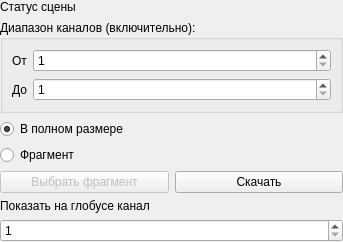
The window that src/geoPortal/ui/SceneOperationsWidget.ui (AlexBobkov/hyexplorer) describes before a commit, drawn with Qt 5.
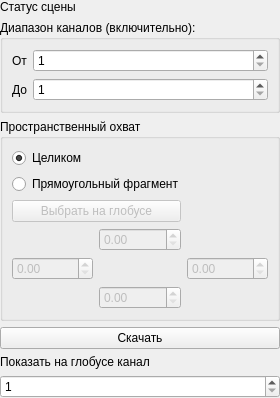
The same window after the commit.

```diff
--- a/src/geoPortal/ui/SceneOperationsWidget.ui
+++ b/src/geoPortal/ui/SceneOperationsWidget.ui
@@ -6,14 +6,14 @@
    <rect>
     <x>0</x>
     <y>0</y>
-    <width>343</width>
-    <height>220</height>
+    <width>280</width>
+    <height>358</height>
    </rect>
   </property>
   <property name="windowTitle">
    <string>Form</string>
   </property>
-  <layout class="QVBoxLayout" name="verticalLayout_2">
+  <layout class="QVBoxLayout" name="verticalLayout">
    <property name="margin">
     <number>0</number>
    </property>
@@ -25,13 +25,7 @@
     </widget>
    </item>
    <item>
-    <widget class="QWidget" name="controlWidget" native="true">
-     <layout class="QVBoxLayout" name="verticalLayout">
-      <property name="margin">
-       <number>0</number>
-      </property>
-      <item>
-       <widget class="QGroupBox" name="groupBox">
+    <widget class="QGroupBox" name="bandsGroupBox">
         <property name="title">
          <string>Диапазон каналов (включительно):</string>
         </property>
@@ -74,37 +68,72 @@
        </widget>
       </item>
       <item>
+    <widget class="QGroupBox" name="boundsGroupBox">
+     <property name="title">
+      <string>Пространственный охват</string>
+     </property>
+     <layout class="QGridLayout" name="gridLayout">
+      <item row="0" column="0" colspan="2">
        <widget class="QRadioButton" name="fullSizeRadioButton">
         <property name="text">
-         <string>В полном размере</string>
+         <string>Целиком</string>
         </property>
         <property name="checked">
          <bool>true</bool>
         </property>
        </widget>
       </item>
-      <item>
+      <item row="1" column="0" colspan="3">
        <widget class="QRadioButton" name="fragmentRadioButton">
         <property name="text">
-         <string>Фрагмент</string>
+         <string>Прямоугольный фрагмент</string>
         </property>
        </widget>
       </item>
-      <item>
-       <layout class="QHBoxLayout" name="horizontalLayout">
-        <item>
+      <item row="2" column="0" colspan="2">
          <widget class="QPushButton" name="selectFragmentButton">
           <property name="enabled">
            <bool>false</bool>
           </property>
           <property name="text">
-           <string>Выбрать фрагмент</string>
+         <string>Выбрать на глобусе</string>
           </property>
           <property name="checkable">
            <bool>true</bool>
           </property>
          </widget>
         </item>
+      <item row="3" column="1">
+       <widget class="QDoubleSpinBox" name="topSpinBox">
+        <property name="enabled">
+         <bool>false</bool>
+        </property>
+       </widget>
+      </item>
+      <item row="4" column="0">
+       <widget class="QDoubleSpinBox" name="leftSpinBox">
+        <property name="enabled">
+         <bool>false</bool>
+        </property>
+       </widget>
+      </item>
+      <item row="4" column="2">
+       <widget class="QDoubleSpinBox" name="rightSpinBox">
+        <property name="enabled">
+         <bool>false</bool>
+        </property>
+       </widget>
+      </item>
+      <item row="5" column="1">
+       <widget class="QDoubleSpinBox" name="bottomSpinBox">
+        <property name="enabled">
+         <bool>false</bool>
+        </property>
+       </widget>
+      </item>
+     </layout>
+    </widget>
+   </item>
         <item>
          <widget class="QPushButton" name="downloadButton">
           <property name="text">
@@ -112,8 +141,6 @@
           </property>
          </widget>
         </item>
-       </layout>
-      </item>
       <item>
        <widget class="QLabel" name="label_3">
         <property name="text">
@@ -133,9 +160,6 @@
       </item>
      </layout>
     </widget>
-   </item>
-  </layout>
- </widget>
  <resources/>
  <connections>
   <connection>
```
Left out of the diff: 74 changed lines with no effect on the pictures. Lines whose indentation alone changed are shown as unchanged.
